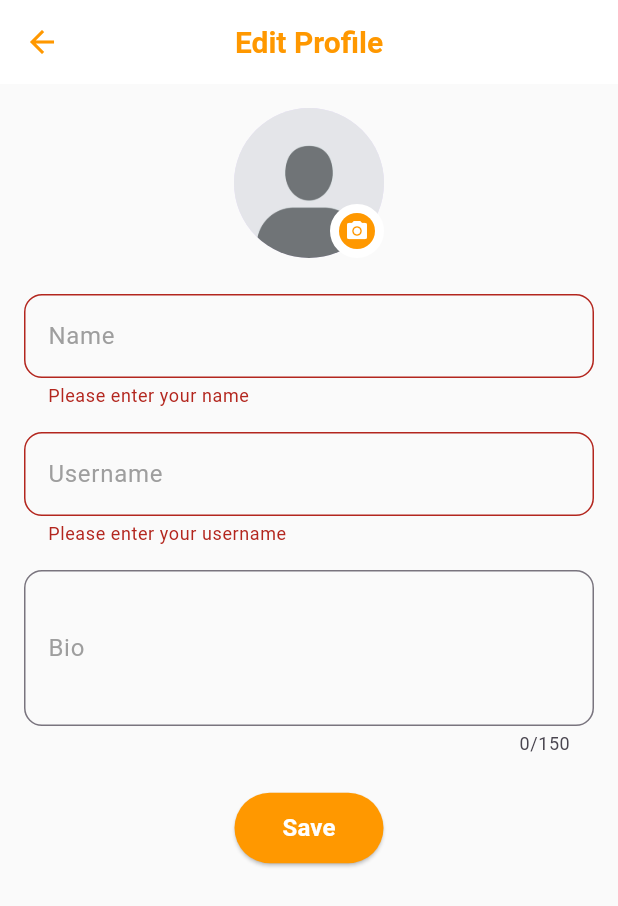
After one commit to LORN-Hongnida/RecipeBuddy, a Flutter app: the EditProfilePage screen opened directly, after a tap on "Save", on a phone screen of 412 x 824 dp. The commit adds this screen. Shown: the top 906 px of the screen. Run offline on Flutter 3.47's test engine with Material 3 defaults, Android fonts, the phone set to English and light mode, and no system bars; our stand-ins replace device_preview, firebase_auth, firebase_core, firebase_database; accounts and stored records are empty.

Commit message:
edit profile page and realtime update in database

```diff
--- /dev/null
+++ b/lib/pages/edit_profile_page.dart
@@ -0,0 +1,397 @@
+import 'package:flutter/material.dart';
+import 'package:firebase_auth/firebase_auth.dart';
+import 'package:firebase_database/firebase_database.dart';
+
+class EditProfilePage extends StatefulWidget {
+  const EditProfilePage({super.key});
+
+  @override
+  _EditProfilePageState createState() => _EditProfilePageState();
+}
+
+class _EditProfilePageState extends State<EditProfilePage> {
+  final _formKey = GlobalKey<FormState>();
+  String? userName;
+  String? userUsername;
+  String? userBio;
+  String? userImageUrl;
+  bool _isLoading = false;
+  bool _isDataLoaded = false;
+
+  final TextEditingController _nameController = TextEditingController();
+  final TextEditingController _usernameController = TextEditingController();
+  final TextEditingController _bioController = TextEditingController();
+
+  @override
+  void initState() {
+    super.initState();
+    _loadUserData();
+
+  }
+
+  void _loadUserData() {
+    final user = FirebaseAuth.instance.currentUser;
+    if (user != null) {
+      final userRef = FirebaseDatabase.instance.ref('users/${user.uid}');
+      userRef.onValue.listen((DatabaseEvent event) {
+        final snapshot = event.snapshot;
+        if (snapshot.exists) {
+          final data = snapshot.value as Map<dynamic, dynamic>;
+          setState(() {
+            userName = data['name']?.toString();
+            userUsername = data['username']?.toString();
+            userBio = data['bio']?.toString();
+            userImageUrl = data['profileImageUrl']?.toString();
+            _nameController.text = userName ?? '';
+            _usernameController.text = userUsername ?? '';
+            _bioController.text = userBio ?? '';
+            _isDataLoaded = true;
+            print('Loaded profileImageUrl: $userImageUrl');
+          });
+        } else {
+          setState(() {
+            _isDataLoaded = true;
+          });
+        }
+      }, onError: (error) {
+        ScaffoldMessenger.of(context).showSnackBar(
+          SnackBar(content: Text('Error loading profile: $error')),
+        );
+        setState(() {
+          _isDataLoaded = true;
+        });
+      });
+    }
+  }
+
+
+  // Future<void> _pickAndUploadImage() async {
+  //   final picker = ImagePicker();
+  //   final pickedFile = await picker.pickImage(source: ImageSource.gallery);
+  //
+  //   if (pickedFile != null) {
+  //     final user = FirebaseAuth.instance.currentUser;
+  //
+  //     if (user != null) {
+  //       try {
+  //         final storageRef = FirebaseStorage.instance.ref().child('profile_images/${user.uid}.jpg');
+  //
+  //         if (kIsWeb) {
+  //           // 🖥️ For Web: upload as Uint8List
+  //           Uint8List? bytes = await pickedFile.readAsBytes();
+  //           await storageRef.putData(bytes);
+  //         } else {
+  //           // 📱 For Mobile: upload as File
+  //           File imageFile = File(pickedFile.path);
+  //           await storageRef.putFile(imageFile);
+  //         }
+  //
+  //         // Get the download URL
+  //         String downloadUrl = await storageRef.getDownloadURL();
+  //
+  //         // Update the database with new image URL
+  //         await FirebaseDatabase.instance.ref('users/${user.uid}').update({
+  //           'profileImageUrl': downloadUrl,
+  //         });
+  //
+  //         setState(() {
+  //           userImageUrl = downloadUrl;
+  //         });
+  //
+  //         ScaffoldMessenger.of(context).showSnackBar(
+  //           const SnackBar(content: Text('Profile picture updated')),
+  //         );
+  //       } catch (e) {
+  //         ScaffoldMessenger.of(context).showSnackBar(
+  //           SnackBar(content: Text('Error uploading image: $e')),
+  //         );
+  //       }
+  //     }
+  //   }
+  // }
+  Future<void> _enterImageUrl() async {
+    TextEditingController _urlController = TextEditingController();
+
+    await showDialog(
+      context: context,
+      builder: (context) {
+        return AlertDialog(
+          title: const Text('Enter Image URL'),
+          content: TextField(
+            controller: _urlController,
+            decoration: const InputDecoration(
+              hintText: 'Paste image URL here',
+            ),
+          ),
+          actions: [
+            TextButton(
+              onPressed: () {
+                Navigator.of(context).pop(); // Close dialog
+              },
+              child: const Text('Cancel'),
+            ),
+            ElevatedButton(
+              onPressed: () async {
+                String enteredUrl = _urlController.text.trim();
+                if (enteredUrl.isNotEmpty && Uri.tryParse(enteredUrl)?.hasAbsolutePath == true) {
+                  final user = FirebaseAuth.instance.currentUser;
+                  if (user != null) {
+                    try {
+                      await FirebaseDatabase.instance.ref('users/${user.uid}').update({
+                        'profileImageUrl': enteredUrl,
+                      });
+                      setState(() {
+                        userImageUrl = enteredUrl;
+                      });
+                      Navigator.of(context).pop(); // Close dialog
+                      ScaffoldMessenger.of(context).showSnackBar(
+                        const SnackBar(content: Text('Profile picture updated')),
+                      );
+                    } catch (e) {
+                      ScaffoldMessenger.of(context).showSnackBar(
+                        SnackBar(content: Text('Error saving image URL: $e')),
+                      );
+                    }
+                  }
+                } else {
+                  ScaffoldMessenger.of(context).showSnackBar(
+                    const SnackBar(content: Text('Please enter a valid URL')),
+                  );
+                }
+              },
+              child: const Text('Save'),
+            ),
+          ],
+        );
+      },
+    );
+  }
+
+  Future<void> _saveProfile() async {
+    if (!_formKey.currentState!.validate()) return;
+
+    setState(() {
+      _isLoading = true;
+    });
+
+    final user = FirebaseAuth.instance.currentUser;
+    if (user != null) {
+      final userRef = FirebaseDatabase.instance.ref('users/${user.uid}');
+      try {
+        await userRef.update({
+          'name': _nameController.text.trim(),
+          'username': _usernameController.text.trim(),
+          'bio': _bioController.text.trim(),
+          'profileImageUrl': userImageUrl ?? '',
+        });
+        if (mounted) {
+          ScaffoldMessenger.of(context).showSnackBar(
+            const SnackBar(content: Text('Profile updated successfully')),
+          );
+          Navigator.pop(context);
+        }
+      } catch (error) {
+        if (mounted) {
+          ScaffoldMessenger.of(context).showSnackBar(
+            SnackBar(content: Text('Error updating profile: $error')),
+          );
+        }
+      } finally {
+        if (mounted) {
+          setState(() {
+            _isLoading = false;
+          });
+        }
+      }
+    }
+  }
+
+  @override
+  void dispose() {
+    _nameController.dispose();
+    _usernameController.dispose();
+    _bioController.dispose();
+    super.dispose();
+  }
+
+  @override
+  Widget build(BuildContext context) {
+    return Scaffold(
+      backgroundColor: Colors.grey[50],
+      appBar: AppBar(
+        backgroundColor: Colors.white,
+        elevation: 0,
+        centerTitle: true,
+        title: const Text(
+          'Edit Profile',
+          style: TextStyle(
+            color: Colors.orange,
+            fontWeight: FontWeight.bold,
+            fontSize: 20,
+          ),
+        ),
+        leading: IconButton(
+          icon: const Icon(Icons.arrow_back, color: Colors.orange),
+          onPressed: () => Navigator.pop(context),
+        ),
+      ),
+      body: SafeArea(
+        child: _isDataLoaded
+            ? SingleChildScrollView(
+          padding: const EdgeInsets.all(16.0),
+          child: Form(
+            key: _formKey,
+            child: Column(
+              children: [
+                GestureDetector(
+                  onTap: _enterImageUrl,
+                  child: Stack(
+                    alignment: Alignment.center,
+                    children: [
+                      CircleAvatar(
+                        radius: 50,
+                        // backgroundColor: Colors.orange.shade50,
+                        backgroundImage:
+                        userImageUrl != null && userImageUrl!.isNotEmpty
+                            ? NetworkImage(userImageUrl!)
+                            : const AssetImage('assets/images/user.jpg')
+                        as ImageProvider,
+                      ),
+                      Positioned(
+                        bottom: 0,
+                        right: 0,
+                        child: Container(
+                          padding: const EdgeInsets.all(4),
+                          decoration: BoxDecoration(
+                            color: Colors.white,
+                            shape: BoxShape.circle,
+                            border: Border.all(color: Colors.white, width: 2),
+                          ),
+                          child: Container(
+                            padding: const EdgeInsets.all(4),
+                            decoration: const BoxDecoration(
+                              color: Colors.orange,
+                              shape: BoxShape.circle,
+                            ),
+                            child: const Icon(
+                              Icons.camera_alt,
+                              color: Colors.white,
+                              size: 16,
+                            ),
+                          ),
+                        ),
+                      ),
+                    ],
+                  ),
+                ),
+                const SizedBox(height: 24),
+
+                // Name
+                TextFormField(
+                  controller: _nameController,
+                  decoration: InputDecoration(
+                    labelText: 'Name',
+                    labelStyle: const TextStyle(color: Colors.grey),
+                    border: OutlineInputBorder(
+                      borderRadius: BorderRadius.circular(12),
+                      borderSide: BorderSide(color: Colors.orange.withOpacity(0.5)),
+                    ),
+                    focusedBorder: OutlineInputBorder(
+                      borderRadius: BorderRadius.circular(12),
+                      borderSide: const BorderSide(color: Colors.orange),
+                    ),
+                  ),
+                  validator: (value) {
+                    if (value == null || value.trim().isEmpty) {
+                      return 'Please enter your name';
+                    }
+                    return null;
+                  },
+                ),
+                const SizedBox(height: 16),
+
+                // Username
+                TextFormField(
+                  controller: _usernameController,
+                  decoration: InputDecoration(
+                    labelText: 'Username',
+                    labelStyle: const TextStyle(color: Colors.grey),
+                    border: OutlineInputBorder(
+                      borderRadius: BorderRadius.circular(12),
+                      borderSide: BorderSide(color: Colors.orange.withOpacity(0.5)),
+                    ),
+                    focusedBorder: OutlineInputBorder(
+                      borderRadius: BorderRadius.circular(12),
+                      borderSide: const BorderSide(color: Colors.orange),
+                    ),
+                    prefixText: '@',
+                  ),
+                  validator: (value) {
+                    if (value == null || value.trim().isEmpty) {
+                      return 'Please enter your username';
+                    }
+                    if (value.contains(' ')) {
+                      return 'Username cannot contain spaces';
+                    }
+                    return null;
+                  },
+                ),
+                const SizedBox(height: 16),
+
+                // Bio
+                TextFormField(
+                  controller: _bioController,
+                  decoration: InputDecoration(
+                    labelText: 'Bio',
+                    labelStyle: const TextStyle(color: Colors.grey),
+                    border: OutlineInputBorder(
+                      borderRadius: BorderRadius.circular(12),
+                      borderSide: BorderSide(color: Colors.orange.withOpacity(0.5)),
+                    ),
+                    focusedBorder: OutlineInputBorder(
+                      borderRadius: BorderRadius.circular(12),
+                      borderSide: const BorderSide(color: Colors.orange),
+                    ),
+                  ),
+                  maxLines: 3,
+                  maxLength: 150,
+                ),
+                const SizedBox(height: 24),
+
+                // Save button
+                ElevatedButton(
+                  onPressed: _isLoading ? null : _saveProfile,
+                  style: ElevatedButton.styleFrom(
+                    foregroundColor: Colors.white,
+                    backgroundColor: Colors.orange,
+                    padding: const EdgeInsets.symmetric(horizontal: 32, vertical: 12),
+                    shape: RoundedRectangleBorder(
+                      borderRadius: BorderRadius.circular(25),
+                    ),
+                  ),
+                  child: _isLoading
+                      ? const SizedBox(
+                    width: 20,
+                    height: 20,
+                    child: CircularProgressIndicator(
+                      color: Colors.white,
+                      strokeWidth: 2,
+                    ),
+                  )
+                      : const Text(
+                    'Save',
+                    style: TextStyle(
+                      fontSize: 16,
+                      fontWeight: FontWeight.w600,
+                    ),
+                  ),
+                ),
+              ],
+            ),
+          ),
+        )
+            : const Center(child: CircularProgressIndicator(color: Colors.orange)),
+      ),
+    );
+  }
+}
--- a/lib/pages/profile_page.dart
+++ b/lib/pages/profile_page.dart
@@ -8,6 +8,7 @@ import 'category_page.dart';
 import 'recipe_detail_page.dart';
 import 'login_page.dart';
 import 'signup_page.dart';
+import 'edit_profile_page.dart';
 
 class ProfilePage extends StatefulWidget {
   const ProfilePage({super.key});
@@ -141,8 +142,7 @@ class _ProfilePageState extends State<ProfilePage> {
   }
 
   void _handleEditProfile() {
-    // Implement the edit profile functionality
-    // For example: Navigator.push(context, MaterialPageRoute(builder: (_) => const EditProfilePage()));
+    Navigator.push(context, MaterialPageRoute(builder: (_) => const EditProfilePage()));
   }
 
   void _handleShareProfile() {
@@ -248,7 +248,7 @@ class _ProfilePageState extends State<ProfilePage> {
                       children: [
                         CircleAvatar(
                           radius: 50,
-                          backgroundColor: Colors.orange.shade50,
+                          // backgroundColor: Colors.orange.shade50,
                           backgroundImage: userImageUrl != null && userImageUrl!.isNotEmpty
                               ? NetworkImage(userImageUrl!)
                               : const AssetImage('assets/images/user.jpg') as ImageProvider,
--- a/lib/services/auth_service.dart
+++ b/lib/services/auth_service.dart
@@ -88,7 +88,6 @@ class AuthService {
         'name': displayName,
         'username': generatedUsername,
         'bio': 'This is my bio!',
-        'profileImageUrl': 'https://i.pinimg.com/736x/0a/2f/68/0a2f68448ab64c7fb67e75ef410de163.jpg',
         'createdAt': DateTime.now().toIso8601String(),
       });
 
--- a/pubspec.yaml
+++ b/pubspec.yaml
@@ -39,6 +39,9 @@ dependencies:
   firebase_auth: ^4.19.0
   cloud_firestore: ^4.15.6
   firebase_database: ^10.4.0
+  image_picker: ^1.0.7
+  firebase_storage: ^11.7.2
+  cached_network_image: ^3.3.1
 
 
 dev_dependencies:
```
Also changed, not shown: pubspec.lock, 5 other files.
